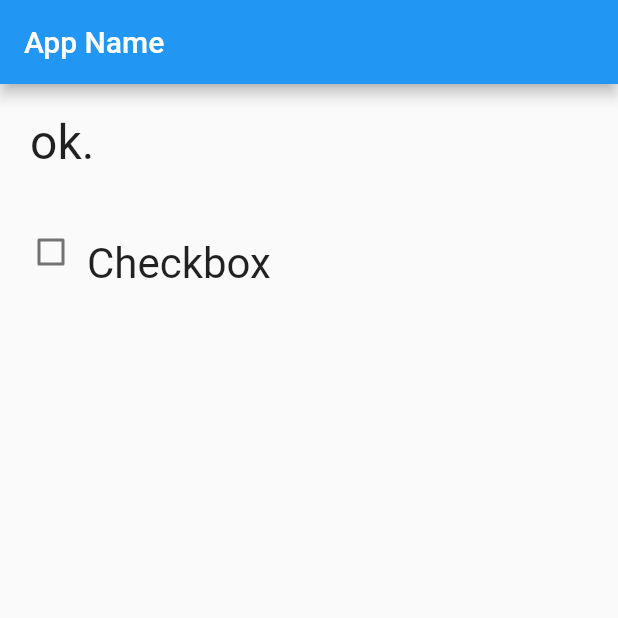
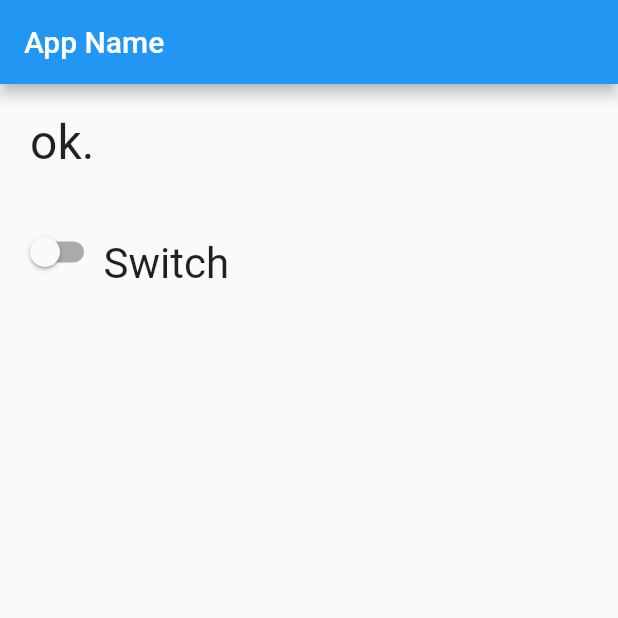
Before and after one commit to uni51/flutter_tsuyano_app_01, a Flutter app: the screen it shows after launch, on a phone screen of 412 x 824 dp, the top half of it. Run offline on Flutter 3.47's test engine with Material 2 defaults, Android fonts, the phone set to English and light mode, and no system bars; Roboto replaces fonts that are missing (Robot).

Commit message:
3-2-4 Switch

```diff
--- a/lib/main.dart
+++ b/lib/main.dart
@@ -59,9 +59,12 @@ class _MyHomePageState extends State<MyHomePage> {
                 mainAxisSize: MainAxisSize.max,
                 crossAxisAlignment: CrossAxisAlignment.end,
                 children: <Widget>[
-                  Checkbox(value: _checked, onChanged: checkChanged),
+                  Switch(
+                      value: _checked,
+                      onChanged: checkChanged
+                  ),
                   const Text(
-                    "Checkbox",
+                    "Switch",
                     style: TextStyle(
                         fontSize: 28.0,
                         fontWeight: FontWeight.w400,
```
